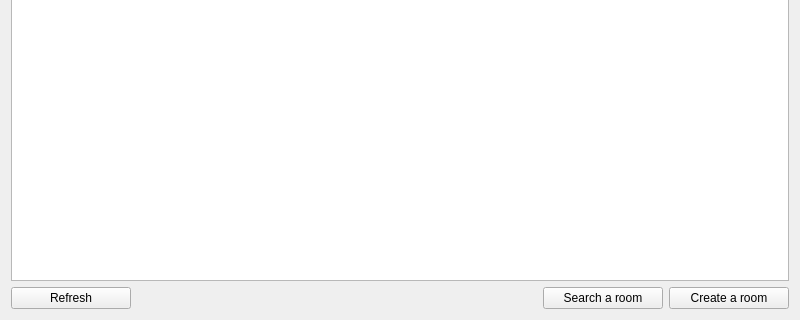
Qt form client/src/MainPage.ui (cpp-park-vk-education/2023_1_C--) before a commit; both pictures show x 0 to 800 and y 160 to 480 of the 800 by 480 pixel window.
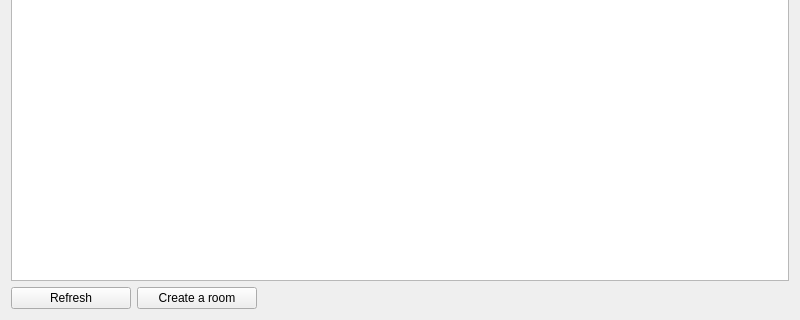
The same form after that commit.

What changed in the file:
```diff
--- a/client/src/MainPage.ui
+++ b/client/src/MainPage.ui
@@ -64,6 +64,19 @@
        </property>
       </widget>
      </item>
+     <item>
+      <widget class="QPushButton" name="createButton">
+       <property name="minimumSize">
+        <size>
+         <width>120</width>
+         <height>0</height>
+        </size>
+       </property>
+       <property name="text">
+        <string>Create a room</string>
+       </property>
+      </widget>
+     </item>
      <item>
       <spacer name="horizontalSpacer_2">
        <property name="orientation">
@@ -77,32 +90,6 @@
        </property>
       </spacer>
      </item>
-     <item>
-      <widget class="QPushButton" name="searchButton">
-       <property name="minimumSize">
-        <size>
-         <width>120</width>
-         <height>0</height>
-        </size>
-       </property>
-       <property name="text">
-        <string>Search a room</string>
-       </property>
-      </widget>
-     </item>
-     <item>
-      <widget class="QPushButton" name="createButton">
-       <property name="minimumSize">
-        <size>
-         <width>120</width>
-         <height>0</height>
-        </size>
-       </property>
-       <property name="text">
-        <string>Create a room</string>
-       </property>
-      </widget>
-     </item>
     </layout>
    </item>
   </layout>
```
